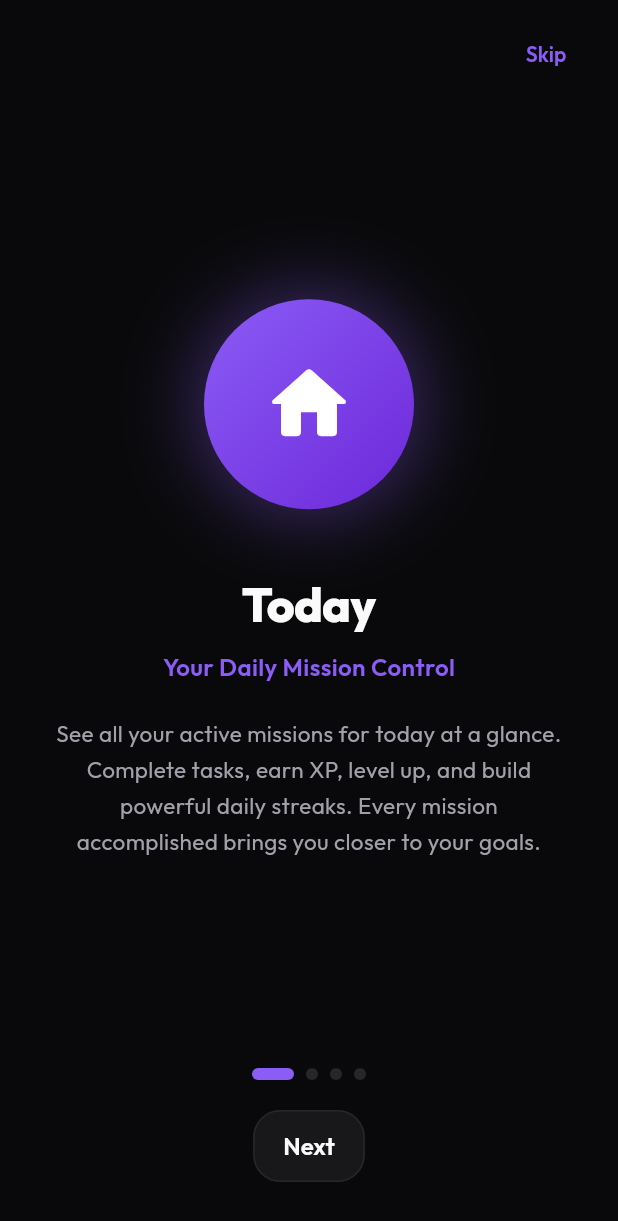
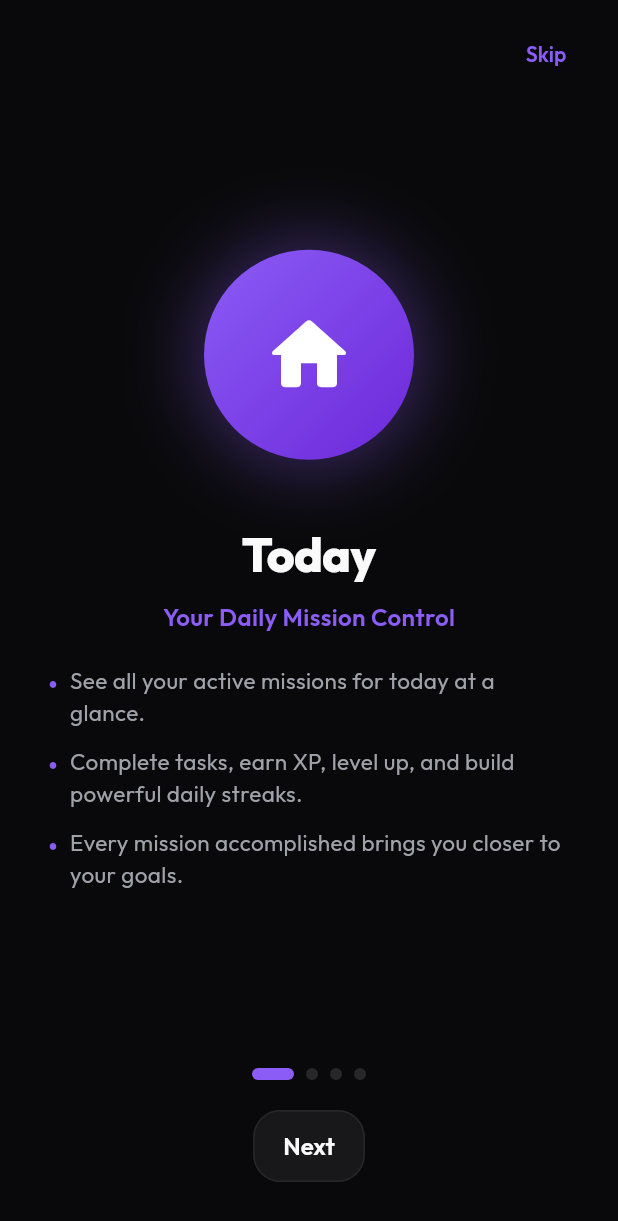
Before and after one commit to karthik008-cod/Ascent, a Flutter app: the screen it shows after launch, on a phone screen of 412 x 824 dp. Shown: the top 1221 px of the screen. Run offline on Flutter 3.47's test engine with Material 3 defaults, Android fonts, the light colour scheme and no system bars; our stand-ins replace flutter_local_notifications, flutter_riverpod, go_router, google_fonts, isar, permission_handler and 2 more; missing offline and left inert: mongo_dart; accounts and stored records are empty; generated files the repository leaves out were written again.

Commit message:
Fix light theme in Home and Planner tabs, and update onboarding text to use bullet points

```diff
--- a/lib/core/router/app_router.dart
+++ b/lib/core/router/app_router.dart
@@ -14,10 +14,25 @@ import '../../presentation/providers/auth_provider.dart';
 
 final GlobalKey<NavigatorState> _rootNavigatorKey = GlobalKey<NavigatorState>(debugLabel: 'root');
 
-/// Tracks whether user has seen onboarding. Loaded once at startup.
-final hasSeenOnboardingProvider = FutureProvider<bool>((ref) async {
-  final prefs = await SharedPreferences.getInstance();
-  return prefs.getBool('hasSeenOnboarding') ?? false;
+class OnboardingNotifier extends StateNotifier<AsyncValue<bool>> {
+  OnboardingNotifier() : super(const AsyncValue.loading()) {
+    _init();
+  }
+
+  Future<void> _init() async {
+    final prefs = await SharedPreferences.getInstance();
+    state = AsyncValue.data(prefs.getBool('hasSeenOnboarding') ?? false);
+  }
+
+  Future<void> completeOnboarding() async {
+    final prefs = await SharedPreferences.getInstance();
+    await prefs.setBool('hasSeenOnboarding', true);
+    state = const AsyncValue.data(true);
+  }
+}
+
+final onboardingNotifierProvider = StateNotifierProvider<OnboardingNotifier, AsyncValue<bool>>((ref) {
+  return OnboardingNotifier();
 });
 
 class _GoRouterRefreshNotifier extends ChangeNotifier {
@@ -25,7 +40,7 @@ class _GoRouterRefreshNotifier extends ChangeNotifier {
     ref.listen(authNotifierProvider, (_, next) {
       notifyListeners();
     });
-    ref.listen(hasSeenOnboardingProvider, (_, next) {
+    ref.listen(onboardingNotifierProvider, (_, next) {
       notifyListeners();
     });
   }
@@ -40,26 +55,32 @@ final appRouterProvider = Provider<GoRouter>((ref) {
     refreshListenable: refreshNotifier,
     redirect: (context, state) {
       final authState = ref.read(authNotifierProvider);
-      final onboardingState = ref.read(hasSeenOnboardingProvider);
+      final onboardingState = ref.read(onboardingNotifierProvider);
 
-      if (authState.isLoading) return null;
+      if (authState.isLoading || onboardingState.isLoading) return null;
 
-      final hasSeenOnboarding = onboardingState.valueOrNull ?? false;
+      final hasSeenOnboarding = onboardingState.value ?? false;
       final isAuthenticated = authState.valueOrNull != null;
-      final currentPath = state.matchedLocation;
+      final currentPath = state.uri.path;
 
-      // First: check onboarding
-      if (!hasSeenOnboarding && currentPath != '/onboarding') {
-        return '/onboarding';
+      if (!hasSeenOnboarding) {
+        if (currentPath != '/onboarding') {
+          return '/onboarding';
+        }
+        return null;
       }
 
-      // Then: check auth
-      if (hasSeenOnboarding && !isAuthenticated && currentPath != '/auth' && currentPath != '/onboarding') {
-        return '/auth';
+      if (!isAuthenticated) {
+        if (currentPath != '/auth') {
+          return '/auth';
+        }
+        return null;
       }
-      if (isAuthenticated && (currentPath == '/auth' || currentPath == '/onboarding')) {
+
+      if (currentPath == '/auth' || currentPath == '/onboarding') {
         return '/';
       }
+
       return null;
     },
     routes: [
--- a/lib/presentation/screens/onboarding_screen.dart
+++ b/lib/presentation/screens/onboarding_screen.dart
@@ -1,9 +1,11 @@
 import 'package:flutter/material.dart';
+import 'package:flutter_riverpod/flutter_riverpod.dart';
 import 'package:shared_preferences/shared_preferences.dart';
 import 'package:go_router/go_router.dart';
 import '../../core/constants/app_colors.dart';
+import '../../core/router/app_router.dart';
 
-class OnboardingScreen extends StatefulWidget {
+class OnboardingScreen extends ConsumerStatefulWidget {
   /// When true, shows "Close" on the last page instead of "Get Started"
   /// and doesn't navigate to auth.
   final bool isHelpMode;
@@ -11,10 +13,10 @@ class OnboardingScreen extends StatefulWidget {
   const OnboardingScreen({super.key, this.isHelpMode = false});
 
   @override
-  State<OnboardingScreen> createState() => _OnboardingScreenState();
+  ConsumerState<OnboardingScreen> createState() => _OnboardingScreenState();
 }
 
-class _OnboardingScreenState extends State<OnboardingScreen> {
+class _OnboardingScreenState extends ConsumerState<OnboardingScreen> {
   final PageController _pageController = PageController();
   int _currentPage = 0;
 
@@ -24,40 +26,44 @@ class _OnboardingScreenState extends State<OnboardingScreen> {
       gradientColors: [Color(0xFF8B5CF6), Color(0xFF6D28D9)],
       title: 'Today',
       subtitle: 'Your Daily Mission Control',
-      description:
-          'See all your active missions for today at a glance. '
-          'Complete tasks, earn XP, level up, and build powerful daily streaks. '
+      points: [
+          'See all your active missions for today at a glance.',
+          'Complete tasks, earn XP, level up, and build powerful daily streaks.',
           'Every mission accomplished brings you closer to your goals.',
+      ],
     ),
     _OnboardingPageData(
       icon: Icons.calendar_view_week_rounded,
       gradientColors: [Color(0xFF3B82F6), Color(0xFF1D4ED8)],
       title: 'Planner',
       subtitle: 'Strategize Your Week',
-      description:
-          'Plan missions across the entire week with smart repetition. '
-          'Set priorities, schedule reminders, and let Ascent intelligently '
-          'rotate your focus so nothing falls through the cracks.',
+      points: [
+          'Plan missions across the entire week with smart repetition.',
+          'Set priorities, schedule reminders, and intelligently rotate your focus.',
+          'Nothing falls through the cracks.',
+      ],
     ),
     _OnboardingPageData(
       icon: Icons.show_chart_rounded,
       gradientColors: [Color(0xFF10B981), Color(0xFF059669)],
       title: 'Progress',
       subtitle: 'Track Your Growth',
-      description:
-          'Watch your XP climb with an exponential leveling system inspired by games. '
-          'Track streaks, unlock badges, manage active projects, '
-          'and visualize your weekly activity at a glance.',
+      points: [
+          'Watch your XP climb with an exponential leveling system.',
+          'Track streaks, unlock badges, and manage active projects.',
+          'Visualize your weekly activity at a glance.',
+      ],
     ),
     _OnboardingPageData(
       icon: Icons.person_rounded,
       gradientColors: [Color(0xFFF59E0B), Color(0xFFD97706)],
       title: 'Profile',
       subtitle: 'Your Identity & Bio',
-      description:
-          'Customize your name, role, motto, and bio. '
-          'Your profile is your personal brand within Ascent — '
-          'make it reflect who you are and who you want to become.',
+      points: [
+          'Customize your name, role, motto, and bio.',
+          'Your profile is your personal brand within Ascent.',
+          'Make it reflect who you are and who you want to become.',
+      ],
     ),
   ];
 
@@ -69,8 +75,7 @@ class _OnboardingScreenState extends State<OnboardingScreen> {
     if (widget.isHelpMode) {
       Navigator.of(context).pop();
     } else {
-      final prefs = await SharedPreferences.getInstance();
-      await prefs.setBool('hasSeenOnboarding', true);
+      await ref.read(onboardingNotifierProvider.notifier).completeOnboarding();
       if (mounted) context.go('/auth');
     }
   }
@@ -262,15 +267,28 @@ class _OnboardingScreenState extends State<OnboardingScreen> {
             ),
           ),
           const SizedBox(height: 20),
-          // Description
-          Text(
-            data.description,
-            textAlign: TextAlign.center,
-            style: TextStyle(
-              fontSize: 15,
-              height: 1.6,
-              color: isDark ? AppColors.textSecondary : AppColors.lightTextSecondary,
-            ),
+          // Points
+          Column(
+            children: data.points.map((point) => Padding(
+              padding: const EdgeInsets.only(bottom: 12.0),
+              child: Row(
+                crossAxisAlignment: CrossAxisAlignment.start,
+                children: [
+                  const Text('•', style: TextStyle(fontSize: 18, color: AppColors.primary, fontWeight: FontWeight.bold)),
+                  const SizedBox(width: 8),
+                  Expanded(
+                    child: Text(
+                      point,
+                      style: TextStyle(
+                        fontSize: 15,
+                        height: 1.4,
+                        color: isDark ? AppColors.textSecondary : AppColors.lightTextSecondary,
+                      ),
+                    ),
+                  ),
+                ],
+              ),
+            )).toList(),
           ),
         ],
       ),
@@ -283,13 +301,13 @@ class _OnboardingPageData {
   final List<Color> gradientColors;
   final String title;
   final String subtitle;
-  final String description;
+  final List<String> points;
 
   const _OnboardingPageData({
     required this.icon,
     required this.gradientColors,
     required this.title,
     required this.subtitle,
-    required this.description,
+    required this.points,
   });
 }
```
Also changed, not shown: lib/presentation/screens/home_screen.dart (+12 -11 lines), lib/presentation/screens/planner_screen.dart (+11 -9 lines).
